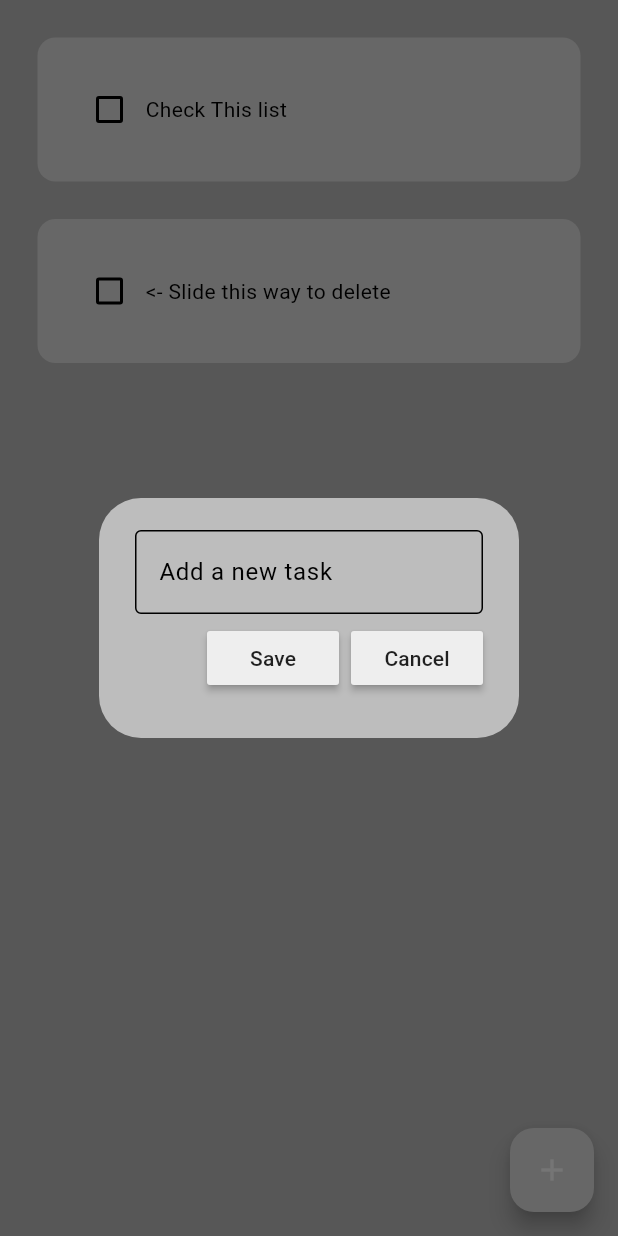
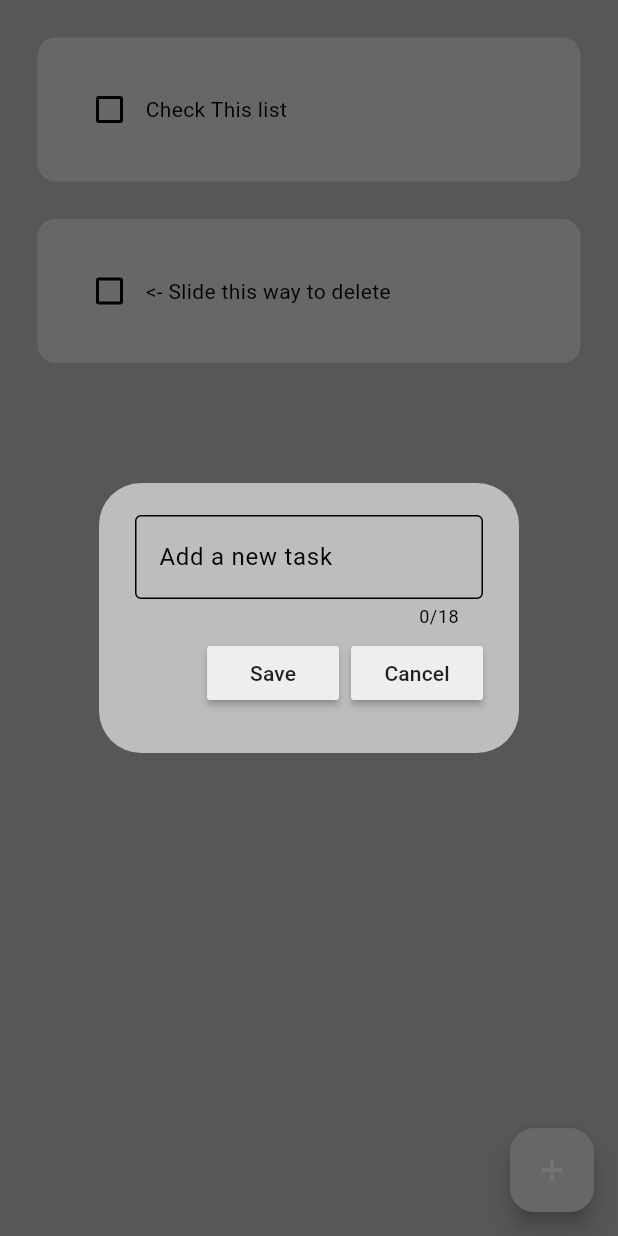
Before and after one commit to Rysu69/to-Do-List, a Flutter app: the FirstTab screen opened directly, after a tap on the "add" icon, on a phone screen of 412 x 824 dp. Run offline on Flutter 3.47's test engine with Material 3 defaults, Android fonts, the phone set to English and light mode, and no system bars; drawn by our look-alikes of flutter_slidable; our stand-ins replace curved_navigation_bar, hive_flutter; accounts and stored records are empty.

Commit message:
fix overflowing

```diff
--- a/lib/util/dialog_box.dart
+++ b/lib/util/dialog_box.dart
@@ -17,15 +17,16 @@ class DialogBox extends StatelessWidget {
   @override
   Widget build(BuildContext context) {
     return AlertDialog(
-                                  backgroundColor: Theme.of(context).colorScheme.background,
+      backgroundColor: Theme.of(context).colorScheme.background,
       content: Container(
-        height: 120,
+        height: 140,
         child: Column(
           mainAxisAlignment: MainAxisAlignment.spaceEvenly,
           children: [
             // get user input
             TextField(
               controller: controller,
+              maxLength: MediaQuery.of(context).size.width > 600 ? 64 : 18,
               decoration: InputDecoration(
                 border: OutlineInputBorder(),
                 hintText: "Add a new task",
--- a/pubspec.yaml
+++ b/pubspec.yaml
@@ -19,7 +19,7 @@ publish_to: 'none' # Remove this line if you wish to publish to pub.dev
 version: 1.0.0+1
 
 environment:
-  sdk: '>=3.1.2 <4.0.0'
+  sdk: ' >=3.2.0 <=4.0.0'
 
 # Dependencies specify other packages that your package needs in order to work.
 # To automatically upgrade your package dependencies to the latest versions
```
Also changed, not shown: pubspec.lock, 1 other file.
